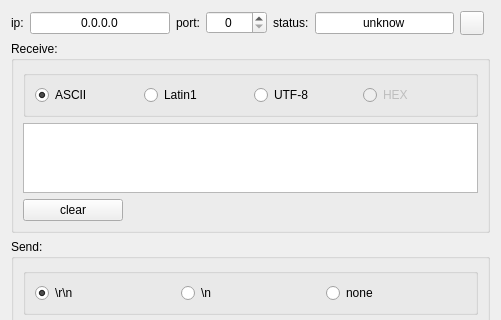
Above: client.ui from verbkinm/Tcp_Udp_servers_and_clients before the change; both pictures show x 0 to 501 and y 0 to 320 of the 501 by 495 pixel window. Below: the same form after it.
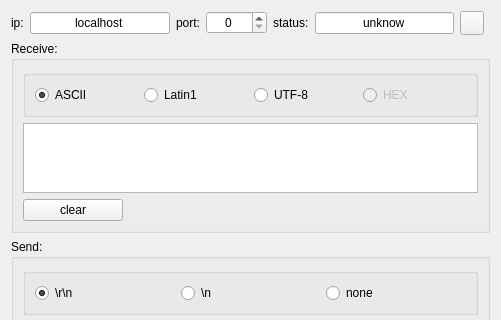
That is the form after the change. Icons and pictures are not drawn.

```diff
--- a/client.ui
+++ b/client.ui
@@ -17,7 +17,7 @@
    <item row="0" column="1">
     <widget class="QLineEdit" name="ipaddr_line_edit">
      <property name="text">
-      <string>0.0.0.0</string>
+      <string>localhost</string>
      </property>
      <property name="alignment">
       <set>Qt::AlignCenter</set>
```
